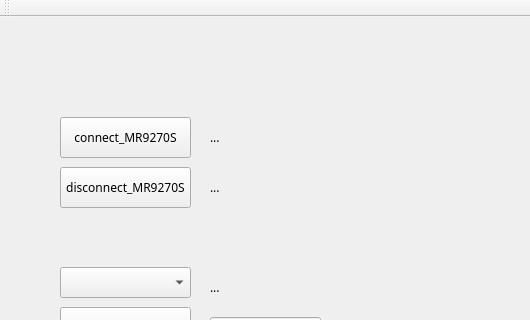
This is test_libMR9270S/mainwindow.ui in CLP0037/libMR9270S as Qt 5 draws it before an edit; both pictures show x 0 to 530 and y 0 to 320 of the 530 by 684 pixel window. The edited form follows.
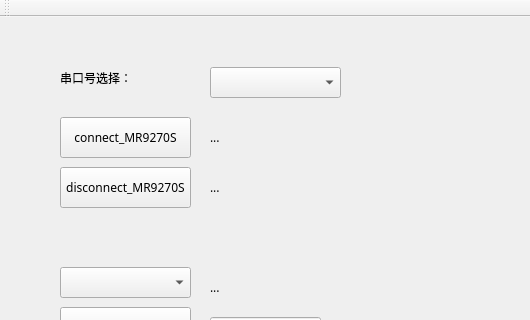
This is the edited form.

Commit message: add usable_comm_port info get;add modbus_lib debugging on linux

What changed in the file:
```diff
--- a/test_libMR9270S/mainwindow.ui
+++ b/test_libMR9270S/mainwindow.ui
@@ -216,6 +216,29 @@
      <string>...</string>
     </property>
    </widget>
+   <widget class="QComboBox" name="comboBox_comm">
+    <property name="geometry">
+     <rect>
+      <x>210</x>
+      <y>50</y>
+      <width>131</width>
+      <height>31</height>
+     </rect>
+    </property>
+   </widget>
+   <widget class="QLabel" name="label_outputtype_2">
+    <property name="geometry">
+     <rect>
+      <x>60</x>
+      <y>50</y>
+      <width>111</width>
+      <height>21</height>
+     </rect>
+    </property>
+    <property name="text">
+     <string>串口号选择：</string>
+    </property>
+   </widget>
   </widget>
   <widget class="QMenuBar" name="menuBar">
    <property name="geometry">
```
The commit also changes 9 other files.
